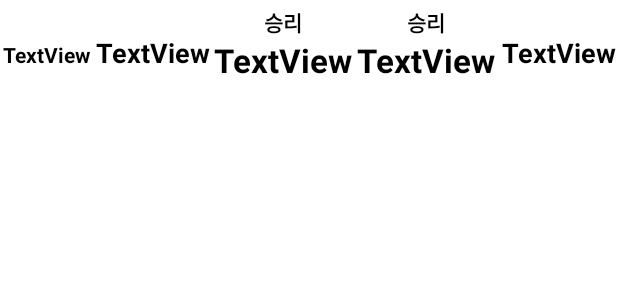
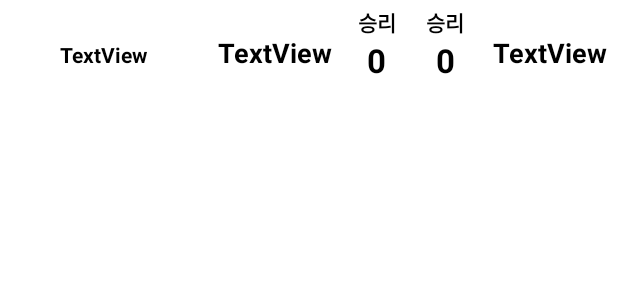
Before and after one commit to 0chil/curlingtomorrow, an Android app: the layout recyclerview_item.xml on its own in the app's theme, with its tools: preview values and no code run, on a phone screen of 412 x 824 dp. Shown: the top 300 px of the screen. Run offline under Robolectric (Android 15) with nearby library versions, the phone set to English and light mode, and no system bars.

Commit message:
Bugfix, GuideLine, Layout fixes

```diff
--- a/app/src/main/java/com/gor2/curlingtomorrow/MainActivity.java
+++ b/app/src/main/java/com/gor2/curlingtomorrow/MainActivity.java
@@ -65,4 +65,9 @@ public class MainActivity extends AppCompatActivity{
             }
         }
     }
+
+    @Override
+    public void onBackPressed() {
+        super.onBackPressed();
+    }
 }
--- a/app/src/main/res/layout/activity_dialog_save.xml
+++ b/app/src/main/res/layout/activity_dialog_save.xml
@@ -89,6 +89,7 @@
             android:id="@+id/btnSet"
             android:layout_width="match_parent"
             android:layout_height="wrap_content"
+            android:layout_marginRight="10dp"
             android:layout_weight="1"
             android:text="확인"
             android:textColor="#000000" />
@@ -97,6 +98,7 @@
             android:id="@+id/btnReset"
             android:layout_width="match_parent"
             android:layout_height="wrap_content"
+            android:layout_marginLeft="10dp"
             android:layout_weight="1"
             android:text="취소"
             android:textColor="#000000" />
--- a/app/src/main/res/layout/recyclerview_item.xml
+++ b/app/src/main/res/layout/recyclerview_item.xml
@@ -7,13 +7,14 @@
     <LinearLayout
         android:layout_width="match_parent"
         android:layout_height="wrap_content"
-        android:orientation="horizontal">
+        android:orientation="horizontal"
+        android:weightSum="9">
 
         <TextView
             android:id="@+id/txtDate"
-            android:layout_width="wrap_content"
+            android:layout_width="0dp"
             android:layout_height="70dp"
-            android:layout_weight="1"
+            android:layout_weight="3"
             android:gravity="center"
             android:text="TextView"
             android:textColor="#000000"
@@ -21,10 +22,13 @@
 
         <TextView
             android:id="@+id/txtPlayerRed_item"
-            android:layout_width="wrap_content"
+            android:layout_width="0dp"
             android:layout_height="70dp"
-            android:layout_weight="1"
+            android:layout_weight="2"
+            android:autoText="false"
+            android:ellipsize="end"
             android:gravity="center"
+            android:maxLines="1"
             android:text="TextView"
             android:textColor="#000000"
             android:textSize="18sp"
@@ -32,7 +36,7 @@
 
         <LinearLayout
             android:id="@+id/layoutRedScore"
-            android:layout_width="wrap_content"
+            android:layout_width="0dp"
             android:layout_height="match_parent"
             android:layout_weight="1"
             android:gravity="center"
@@ -42,7 +46,6 @@
                 android:id="@+id/txtRedWin"
                 android:layout_width="match_parent"
                 android:layout_height="wrap_content"
-                android:layout_weight="1"
                 android:gravity="bottom|center_horizontal"
                 android:text="승리"
                 android:textColor="#000000"
@@ -53,9 +56,8 @@
                 android:id="@+id/txtRedScore_item"
                 android:layout_width="wrap_content"
                 android:layout_height="40dp"
-                android:layout_weight="1"
                 android:gravity="start|center_horizontal"
-                android:text="TextView"
+                android:text="0"
                 android:textColor="#000000"
                 android:textSize="22sp"
                 android:textStyle="bold" />
@@ -63,7 +65,7 @@
 
         <LinearLayout
             android:id="@+id/layoutYellowScore"
-            android:layout_width="wrap_content"
+            android:layout_width="0dp"
             android:layout_height="match_parent"
             android:layout_weight="1"
             android:gravity="center"
@@ -73,7 +75,6 @@
                 android:id="@+id/txtYellowWin"
                 android:layout_width="match_parent"
                 android:layout_height="wrap_content"
-                android:layout_weight="1"
                 android:gravity="bottom|center_horizontal"
                 android:text="승리"
                 android:textColor="#000000"
@@ -84,9 +85,8 @@
                 android:id="@+id/txtYellowScore_item"
                 android:layout_width="wrap_content"
                 android:layout_height="40dp"
-                android:layout_weight="1"
                 android:gravity="start|center_horizontal"
-                android:text="TextView"
+                android:text="0"
                 android:textColor="#000000"
                 android:textSize="22sp"
                 android:textStyle="bold" />
@@ -94,10 +94,12 @@
 
         <TextView
             android:id="@+id/txtPlayerYellow_item"
-            android:layout_width="wrap_content"
+            android:layout_width="0dp"
             android:layout_height="70dp"
-            android:layout_weight="1"
+            android:layout_weight="2"
+            android:ellipsize="end"
             android:gravity="center"
+            android:maxLines="1"
             android:text="TextView"
             android:textColor="#000000"
             android:textSize="18sp"
```
Also changed, not shown: app/src/main/java/com/gor2/curlingtomorrow/camera/DeviceOrientation.java (deleted, +0 -140 lines), app/src/main/java/com/gor2/curlingtomorrow/camera/DrawGuideLineOnTop.java (+15 -6 lines), app/src/main/java/com/gor2/curlingtomorrow/ui/CameraActivity.java (+6 -56 lines), app/src/main/java/com/gor2/curlingtomorrow/ui/PreviewActivity.java (+12 -5 lines), app/src/main/res/layout/activity_camera.xml (+11 -4 lines), 1 other file.
